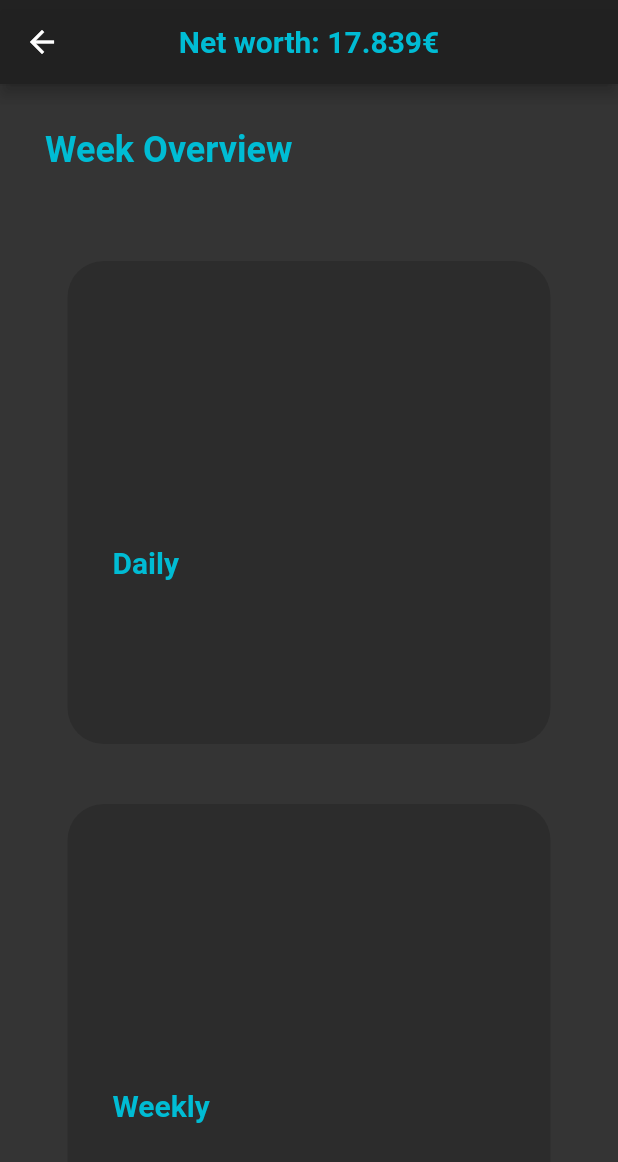
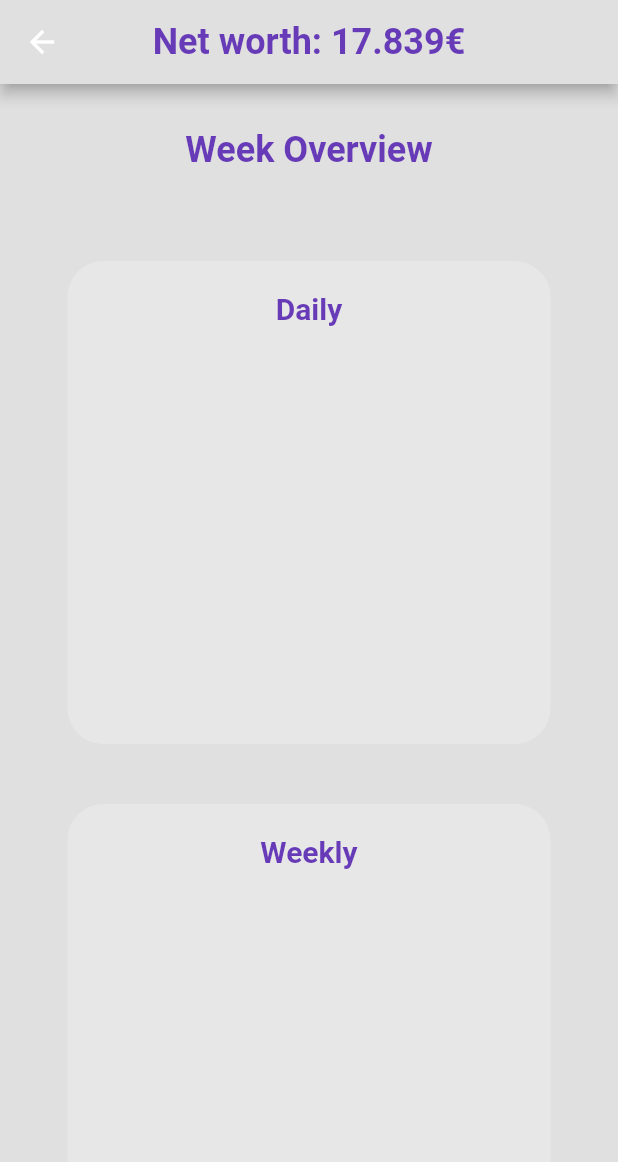
Before and after one commit to Tom0603/WalletTree, a Flutter app: the screen it shows after launch, after a tap on "Sign in", on a phone screen of 412 x 824 dp. Shown: the top 1162 px of the screen. Run offline on Flutter 3.47's test engine with Material 2 defaults, Android fonts, the phone set to English and light mode, and no system bars; our stand-ins replace syncfusion_flutter_charts; Roboto replaces fonts that are missing (Proxima Nova).

Commit message:
fully implemented themes and added more text themes

```diff
--- a/frontend/lib/screens/home_screen.dart
+++ b/frontend/lib/screens/home_screen.dart
@@ -31,26 +31,21 @@ class _HomeScreenState extends State<HomeScreen> {
       appBar: AppBar(
         title: Text(
           "Net worth: $netWorth€",
-          style:
-              const TextStyle(color: Colors.cyan, fontWeight: FontWeight.bold),
+          style: Theme.of(context).textTheme.headline5,
         ),
         centerTitle: true,
-        backgroundColor: const Color.fromARGB(1000, 32, 32, 32),
+        backgroundColor: Theme.of(context).appBarTheme.backgroundColor,
       ),
-      backgroundColor: const Color.fromARGB(1000, 32, 32, 32),
+      backgroundColor: Theme.of(context).scaffoldBackgroundColor,
       body: SafeArea(
         child: Column(
-          crossAxisAlignment: CrossAxisAlignment.start,
+          crossAxisAlignment: CrossAxisAlignment.center,
           children: [
-            const Padding(
-              padding: EdgeInsets.all(30),
+            Padding(
+              padding: const EdgeInsets.all(30),
               child: Text(
                 "Week Overview",
-                style: TextStyle(
-                  fontWeight: FontWeight.bold,
-                  fontSize: 24,
-                  color: Colors.cyan,
-                ),
+                style: Theme.of(context).textTheme.headline5,
               ),
             ),
             const SizedBox(
--- a/frontend/lib/screens/login_screen.dart
+++ b/frontend/lib/screens/login_screen.dart
@@ -30,15 +30,12 @@ class _LoginScreenState extends State<LoginScreen> {
                 /// Hello Text
                 Text(
                   'Hello There!',
-                  style: Theme.of(context).textTheme.headline1,
+                  style: Theme.of(context).textTheme.headline3,
                 ),
                 const SizedBox(height: 25),
-                const Text(
+                Text(
                   'Nice to see you here!',
-                  style: TextStyle(
-                    fontSize: 20,
-                    color: Colors.cyan,
-                  ),
+                  style: Theme.of(context).textTheme.headline6,
                 ),
                 const SizedBox(height: 120),
 
@@ -47,16 +44,18 @@ class _LoginScreenState extends State<LoginScreen> {
                   padding: const EdgeInsets.symmetric(horizontal: 25.0),
                   child: Container(
                     decoration: BoxDecoration(
-                        color: const Color.fromARGB(100, 32, 32, 32),
-                        border: Border.all(color: Colors.cyan),
+                        border: Border.all(
+                          color: Theme.of(context).primaryColor,
+                        ),
                         borderRadius: BorderRadius.circular(12)),
-                    child: const Padding(
-                      padding: EdgeInsets.only(left: 20.0),
+                    child: Padding(
+                      padding: const EdgeInsets.only(left: 20.0),
                       child: TextField(
                         decoration: InputDecoration(
                           border: InputBorder.none,
                           hintText: "Email",
-                          hintStyle: TextStyle(color: Colors.cyan),
+                          hintStyle:
+                              TextStyle(color: Theme.of(context).hintColor),
                         ),
                       ),
                     ),
@@ -71,16 +70,17 @@ class _LoginScreenState extends State<LoginScreen> {
                   padding: const EdgeInsets.symmetric(horizontal: 25.0),
                   child: Container(
                     decoration: BoxDecoration(
-                        color: const Color.fromARGB(100, 32, 32, 32),
-                        border: Border.all(color: Colors.cyan),
+                        border:
+                            Border.all(color: Theme.of(context).primaryColor),
                         borderRadius: BorderRadius.circular(12)),
-                    child: const Padding(
-                      padding: EdgeInsets.only(left: 20.0),
+                    child: Padding(
+                      padding: const EdgeInsets.only(left: 20.0),
                       child: TextField(
                         decoration: InputDecoration(
                           border: InputBorder.none,
                           hintText: "Password",
-                          hintStyle: TextStyle(color: Colors.cyan),
+                          hintStyle:
+                              TextStyle(color: Theme.of(context).hintColor),
                         ),
                       ),
                     ),
@@ -104,17 +104,13 @@ class _LoginScreenState extends State<LoginScreen> {
                     child: Container(
                         padding: const EdgeInsets.all(20),
                         decoration: BoxDecoration(
-                          color: Colors.cyan,
+                          color: Theme.of(context).primaryColor,
                           borderRadius: BorderRadius.circular(12),
                         ),
-                        child: const Center(
+                        child: Center(
                           child: Text(
                             'Sign in',
-                            style: TextStyle(
-                              color: Colors.white,
-                              fontWeight: FontWeight.bold,
-                              fontSize: 18,
-                            ),
+                            style: Theme.of(context).textTheme.subtitle1,
                           ),
                         )),
                   ),
@@ -127,13 +123,14 @@ class _LoginScreenState extends State<LoginScreen> {
                   children: [
                     Text(
                       'Not a Member?',
-                      style: TextStyle(
-                          fontWeight: FontWeight.bold, color: Colors.grey[300]),
+                      style: Theme.of(context).textTheme.caption,
                     ),
-                    const Text(
+                    Text(
                       ' Register Now!',
-                      style: TextStyle(
-                          fontWeight: FontWeight.bold, color: Colors.blue),
+                      style: Theme.of(context)
+                          .textTheme
+                          .caption
+                          ?.copyWith(color: Colors.blue),
                     ),
                   ],
                 )
--- a/frontend/lib/theme/custom_themes.dart
+++ b/frontend/lib/theme/custom_themes.dart
@@ -3,73 +3,137 @@ import 'package:flutter/material.dart';
 /// General constants
 const colorBlack = Colors.black;
 const colorWhite = Colors.white;
+const colorGrey = Colors.grey;
 
 /// Color constants for Light Theme
-//const colorPrimaryLight = Colors.deepPurple;
-const colorPrimaryLight = Colors.cyan;
+const colorPrimaryLight = Colors.deepPurple;
+//const colorPrimaryLight = Colors.cyan;
 const colorBackgroundLight = Color(0xFFE0E0E0);
+const colorShadowLight = Colors.white24;
 
 /// Color constants for Dark Theme
 const colorPrimaryDark = Colors.cyan;
 const colorBackgroundDark = Color.fromARGB(100, 32, 32, 32);
+const colorShadowDark = Colors.black12;
 
 class CustomAppTheme {
   static ThemeData get lightTheme {
     return ThemeData(
       primaryColor: colorPrimaryLight,
       scaffoldBackgroundColor: colorBackgroundLight,
+      hintColor: colorGrey,
+      shadowColor: colorShadowLight,
 
-        // Theming for Icon
-        iconTheme: const IconThemeData(
-          color: colorBlack
+      // Theming for AppBar
+      appBarTheme: const AppBarTheme(
+        backgroundColor: colorBackgroundLight,
+        centerTitle: true,
       ),
+
+      // Theming for Icons
+      iconTheme: const IconThemeData(color: colorBlack),
 
       // Theming for Text
       textTheme: const TextTheme(
-            headline1: TextStyle(
+        headline3: TextStyle(
           fontFamily: "Proxima  Nova",
-          fontSize: 36,
+          fontSize: 48,
           fontWeight: FontWeight.bold,
           color: colorBlack,
-        )));
+        ),
+        headline5: TextStyle(
+          fontFamily: "Proxima  Nova",
+          fontSize: 24,
+          fontWeight: FontWeight.bold,
+          color: colorPrimaryLight,
+        ),
+        headline6: TextStyle(
+          fontFamily: "Proxima Nova",
+          fontSize: 22,
+          fontWeight: FontWeight.normal,
+          decoration: TextDecoration.none,
+          color: colorBlack,
+        ),
+        bodyText1: TextStyle(
+          fontFamily: "Proxima Nova",
+          fontSize: 20,
+          fontWeight: FontWeight.bold,
+          color: colorPrimaryLight,
+        ),
+        subtitle1: TextStyle(
+          fontFamily: "Proxima Nova",
+          fontSize: 18,
+          fontWeight: FontWeight.bold,
+          color: colorWhite,
+        ),
+        caption: TextStyle(
+          fontFamily: "Proxima Nova",
+          fontSize: 14,
+          fontWeight: FontWeight.bold,
+          decoration: TextDecoration.none,
+          color: colorBlack,
+        ),
+      ),
+    );
   }
 
   static ThemeData get darkTheme {
     return ThemeData(
       primaryColor: colorPrimaryDark,
       scaffoldBackgroundColor: colorBackgroundDark,
+      hintColor: colorGrey,
+      shadowColor: colorShadowDark,
+
+      // Theming for AppBar
+      appBarTheme: const AppBarTheme(
+        backgroundColor: colorBackgroundDark,
+        centerTitle: true,
+      ),
+
+      // Theming for Icons
+      iconTheme: const IconThemeData(color: colorPrimaryDark),
+
+      // Theming for Text
       textTheme: const TextTheme(
-            headline1: TextStyle(
+        headline3: TextStyle(
           fontFamily: "Proxima  Nova",
-          fontSize: 36,
+          fontSize: 48,
+          fontWeight: FontWeight.bold,
+          color: colorWhite,
+        ),
+        headline5: TextStyle(
+          fontFamily: "Proxima  Nova",
+          fontSize: 24,
           fontWeight: FontWeight.bold,
           color: colorPrimaryDark,
-        )));
+        ),
+        headline6: TextStyle(
+          fontFamily: "Proxima Nova",
+          fontSize: 22,
+          fontWeight: FontWeight.normal,
+          decoration: TextDecoration.none,
+          color: colorWhite,
+        ),
+        bodyText1: TextStyle(
+          fontFamily: "Proxima Nova",
+          fontSize: 20,
+          fontWeight: FontWeight.bold,
+          color: colorPrimaryDark,
+        ),
+        subtitle1: TextStyle(
+          fontFamily: "Proxima Nova",
+          fontSize: 18,
+          fontWeight: FontWeight.bold,
+          color: colorWhite,
+        ),
+        caption: TextStyle(
+          fontFamily: "Proxima Nova",
+          fontSize: 14,
+          fontWeight: FontWeight.bold,
+          decoration: TextDecoration.none,
+          color: colorWhite,
+        ),
+      ),
+    );
   }
 }
-
-/*
-const appTextTheme = TextTheme(
-  headline1: TextStyle(
-    fontFamily: "Proxima  Nova",
-    fontSize: 4,
-    fontWeight: FontWeight.bold,
-    //letterSpacing: -1.5,
-    color: colorPrimaryLight,
-  ),
-);
-
-ThemeData appLightTheme = ThemeData(
-  brightness: Brightness.light,
-  primaryColor: colorPrimaryLight,
-  scaffoldBackgroundColor: colorBackgroundLight,
-  textTheme: appTextTheme,
-);
-
-ThemeData appDarkTheme = ThemeData(
-  brightness: Brightness.dark,
-  primaryColor: colorPrimaryDark,
-  scaffoldBackgroundColor: colorBackgroundDark,
-  textTheme: appTextTheme,
-);
-*/
--- a/frontend/lib/util/overview_grid.dart
+++ b/frontend/lib/util/overview_grid.dart
@@ -12,25 +12,24 @@ class OverviewGrid extends StatelessWidget {
       child: Container(
         decoration: BoxDecoration(
           borderRadius: BorderRadius.circular(24),
-            color: const Color.fromARGB(100, 32, 32, 32),
+          color: Theme.of(context).shadowColor,
         ),
         child: Row(
+          crossAxisAlignment: CrossAxisAlignment.start,
           children: [
             Expanded(
               child: Padding(
-                  padding: const EdgeInsets.fromLTRB(30.0, 100.0, 30.0, 20.0),
+                padding: const EdgeInsets.only(top: 20.0),
                 child: Text(
                   boxName,
-                    style: const TextStyle(
-                      color: Colors.cyan,
-                      fontWeight: FontWeight.bold,
-                      fontSize: 20,
-                    ),
+                  textAlign: TextAlign.center,
+                  style: Theme.of(context).textTheme.bodyText1,
                 ),
               ),
             ),
           ],
-          )),
+        ),
+      ),
     );
   }
 }
```
Lines whose indentation alone changed are shown as unchanged.
